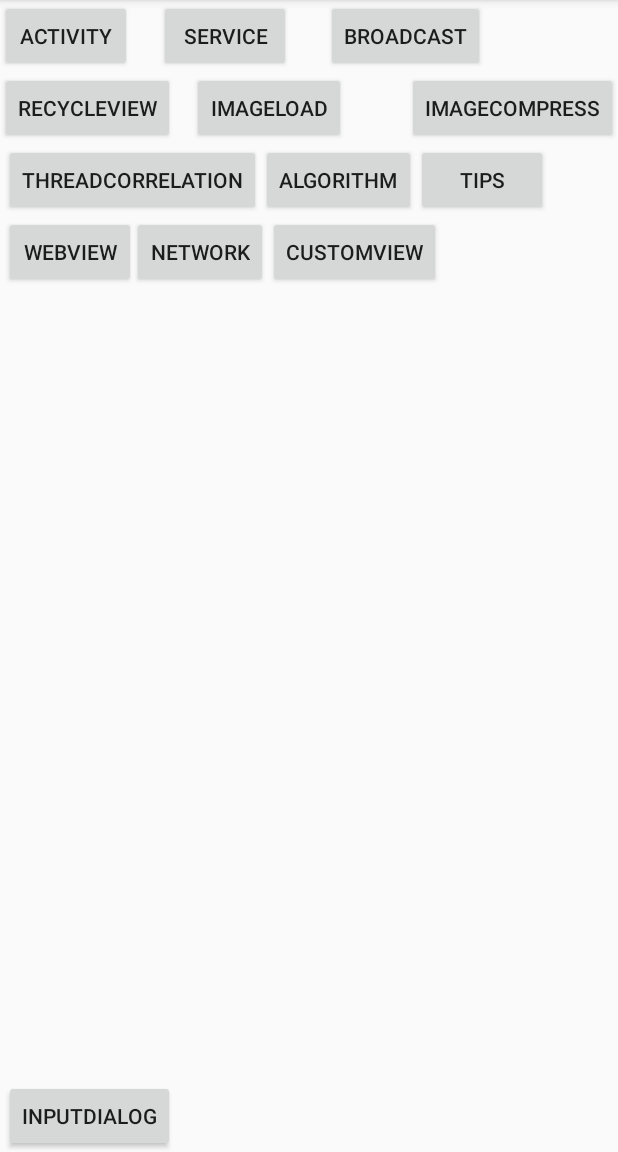
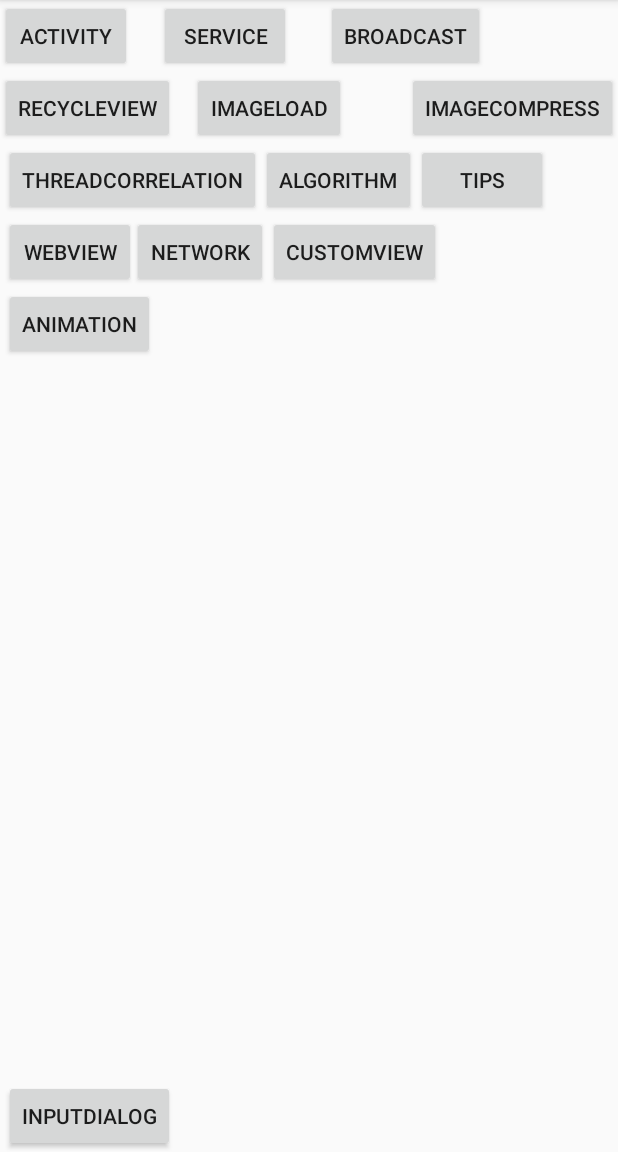
Before and after one commit to gx0609m/AndroidDemo, an Android app: the screen it shows after launch (MainActivity), on a phone screen of 412 x 824 dp, the part 84-1236 px from its top. Run offline under Robolectric (Android 15) with nearby library versions, the phone set to English and light mode, and no system bars; libraries missing offline, so code that uses them is left out: com.facebook.drawee; 1 statement that could not run was skipped.

Commit message:
animation

```diff
--- a/app/src/main/AndroidManifest.xml
+++ b/app/src/main/AndroidManifest.xml
@@ -84,6 +84,12 @@
         <activity android:name=".network.retrofit.RetrofitLearningActivity" />
         <activity android:name=".network.retrofit_rxjava.RetrofitWithRxJavaLearningActivity" />
 
+        <!-- 动画相关 -->
+        <activity android:name=".animation.AnimationLearningActivity" />
+        <activity android:name=".animation.tweenanimation.TweenAnimationLearningActivity" />
+        <activity android:name=".animation.frameanimation.FrameAnimationLearningActivity" />
+        <activity android:name=".animation.propertyanimation.PropertyAnimationLearningActivity" />
+
     </application>
 
 </manifest>
--- a/app/src/main/java/com/example/administrator/androiddemo/MainActivity.java
+++ b/app/src/main/java/com/example/administrator/androiddemo/MainActivity.java
@@ -13,6 +13,7 @@ import android.widget.Toast;
 
 import com.example.administrator.androiddemo.activity.ActivityLearningActivity;
 import com.example.administrator.androiddemo.algorithm.SortLearningActivity;
+import com.example.administrator.androiddemo.animation.AnimationLearningActivity;
 import com.example.administrator.androiddemo.broadcast.BroadcastLearningActivity;
 import com.example.administrator.androiddemo.customview.CustomViewLearningActivity;
 import com.example.administrator.androiddemo.imagecompress.ImageCompressLearningActivity;
@@ -40,6 +41,7 @@ public class MainActivity extends AppCompatActivity implements View.OnClickListe
     private Button tips;
     private Button network;
     private Button customView;
+    private Button animation;
 
     @Override
     protected void onCreate(Bundle savedInstanceState) {
@@ -102,6 +104,10 @@ public class MainActivity extends AppCompatActivity implements View.OnClickListe
                 break;
             case R.id.customView:
                 intent = new Intent(MainActivity.this, CustomViewLearningActivity.class);
+                startActivity(intent);
+                break;
+            case R.id.animation:
+                intent = new Intent(MainActivity.this, AnimationLearningActivity.class);
                 startActivity(intent);
                 break;
         }
@@ -175,5 +181,8 @@ public class MainActivity extends AppCompatActivity implements View.OnClickListe
 
         customView = (Button) findViewById(R.id.customView);
         customView.setOnClickListener(this);
+
+        animation = (Button) findViewById(R.id.animation);
+        animation.setOnClickListener(this);
     }
 }
--- /dev/null
+++ b/app/src/main/res/layout/activity_frameanimation_learning.xml
@@ -0,0 +1,6 @@
+<?xml version="1.0" encoding="utf-8"?>
+<LinearLayout xmlns:android="http://schemas.android.com/apk/res/android"
+    android:layout_width="match_parent"
+    android:layout_height="match_parent">
+
+</LinearLayout>
--- a/app/src/main/res/layout/activity_main.xml
+++ b/app/src/main/res/layout/activity_main.xml
@@ -125,10 +125,19 @@
         android:id="@+id/customView"
         android:layout_width="wrap_content"
         android:layout_height="wrap_content"
-        android:text="CustomView"
         android:layout_alignBaseline="@+id/network"
         android:layout_alignBottom="@+id/network"
+        android:layout_toEndOf="@+id/network"
         android:layout_toRightOf="@+id/network"
-        android:layout_toEndOf="@+id/network" />
+        android:text="CustomView" />
+
+    <Button
+        android:id="@+id/animation"
+        android:layout_width="wrap_content"
+        android:layout_height="wrap_content"
+        android:text="Animation"
+        android:layout_below="@+id/webView"
+        android:layout_alignLeft="@+id/webView"
+        android:layout_alignStart="@+id/webView" />
 
 </RelativeLayout>
--- /dev/null
+++ b/app/src/main/res/layout/activity_propertyanimation_learning.xml
@@ -0,0 +1,6 @@
+<?xml version="1.0" encoding="utf-8"?>
+<LinearLayout xmlns:android="http://schemas.android.com/apk/res/android"
+    android:layout_width="match_parent"
+    android:layout_height="match_parent">
+
+</LinearLayout>
--- /dev/null
+++ b/app/src/main/res/layout/activity_tweenanimation_learning.xml
@@ -0,0 +1,6 @@
+<?xml version="1.0" encoding="utf-8"?>
+<LinearLayout xmlns:android="http://schemas.android.com/apk/res/android"
+    android:layout_width="match_parent"
+    android:layout_height="match_parent">
+
+</LinearLayout>
```
Also changed, not shown: app/src/main/java/com/example/administrator/androiddemo/animation/AnimationLearningActivity.java (added, +64 -0 lines), app/src/main/java/com/example/administrator/androiddemo/animation/frameanimation/FrameAnimationLearningActivity.java (added, +22 -0 lines), app/src/main/java/com/example/administrator/androiddemo/animation/propertyanimation/PropertyAnimationLearningActivity.java (added, +22 -0 lines), app/src/main/java/com/example/administrator/androiddemo/animation/tweenanimation/TweenAnimationLearningActivity.java (added, +22 -0 lines), app/src/main/res/layout/activity_animation_learning.xml (added, +25 -0 lines).
